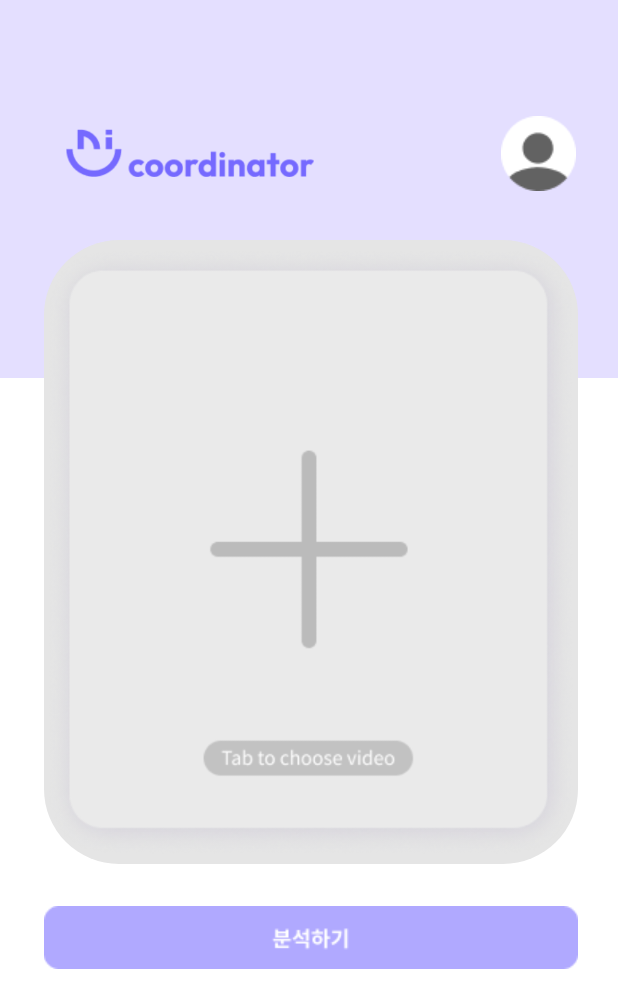
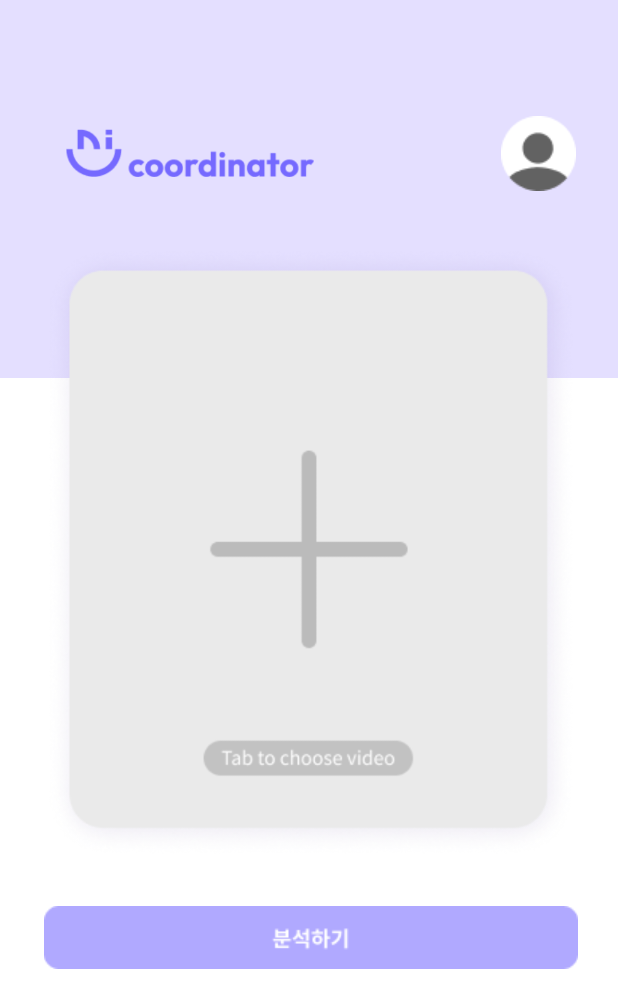
Before and after one commit to AICoordinator/Frond-end, an Android app: the SelectActivity screen opened directly, with no data from a screen before it, on a phone screen of 412 x 824 dp. Shown: the top 1008 px of the screen. Run offline under Robolectric (Android 15) with nearby library versions, the phone set to English and light mode, and no system bars; libraries missing offline, so code that uses them is left out: com.gun0912.tedpermission.

Commit message:
complete improve design except signup and profile

```diff
--- a/app/src/main/java/com/example/frontapp/Activity/SelectActivity.java
+++ b/app/src/main/java/com/example/frontapp/Activity/SelectActivity.java
@@ -39,7 +39,7 @@ public class SelectActivity extends AppCompatActivity {
         selectBtn = (ImageView)findViewById(R.id.selectBtn);
         profileBtn = (ImageView)findViewById(R.id.profileBtn);
 
-        //업로드 버튼
+        //사진 선택 버튼
         selectBtn.setOnClickListener(new View.OnClickListener() {
             @Override
             public void onClick(View view) {
@@ -122,6 +122,7 @@ public class SelectActivity extends AppCompatActivity {
 
             selectedVideo = data.getData();
             selectBtn.setImageBitmap(createThumbnail(SelectActivity.this, videoUri.toString()));
+            selectBtn.setBackgroundResource(R.drawable.imageborder);
         }
     }
 
--- a/app/src/main/res/drawable/imageborder.xml
+++ b/app/src/main/res/drawable/imageborder.xml
@@ -3,8 +3,8 @@
 <selector xmlns:android="http://schemas.android.com/apk/res/android">
     <item>
         <shape android:shape="rectangle">
-            <corners android:radius="50dp"/>
-            <solid android:color="#e5e5e5"/>
+            <corners android:radius="40dp"/>
+            <solid android:color="#eaeaea"/>
         </shape>
     </item>
 </selector>
--- a/app/src/main/res/layout/activity_login.xml
+++ b/app/src/main/res/layout/activity_login.xml
@@ -31,7 +31,6 @@
                 android:inputType="textEmailAddress"
                 android:ems="10"
                 android:id="@+id/emailTextView" android:minHeight="23dp"
-                android:hint="Email을 입력하세요"
                 android:textColor="#000000" android:textColorHint="#979797"
                 android:textSize="16sp"
                 app:layout_constraintStart_toStartOf="parent"
@@ -70,7 +69,6 @@
                 android:inputType="textPassword"
                 android:ems="10"
                 android:id="@+id/passwordTextView" android:minHeight="23dp"
-                android:hint="비밀번호를 입력하세요"
                 android:textColor="#000000" android:textColorHint="#979797"
                 android:textSize="16dp"
                 app:layout_constraintStart_toStartOf="parent"
--- a/app/src/main/res/layout/activity_select.xml
+++ b/app/src/main/res/layout/activity_select.xml
@@ -22,7 +22,7 @@
     </androidx.constraintlayout.widget.ConstraintLayout>
 
     <ImageView android:id="@+id/selectBtn" android:layout_width="356dp" android:layout_height="416dp" android:src="@drawable/selectvideo"
-               app:layout_constraintTop_toTopOf="parent" app:layout_constraintStart_toStartOf="parent" android:background="@drawable/imageborder"
+               app:layout_constraintTop_toTopOf="parent" app:layout_constraintStart_toStartOf="parent"
                android:layout_marginStart="29dp" android:layout_marginTop="160dp"/>
     <ImageView android:id="@+id/uploadBtn" android:layout_width="356dp" android:layout_height="42dp" app:layout_constraintTop_toTopOf="parent"
                app:layout_constraintStart_toStartOf="parent" android:layout_marginStart="29dp"
```
Also changed, not shown: app/src/main/java/com/example/frontapp/Activity/LoadingActivity.java (+13 -6 lines), app/src/main/res/layout/activity_loading.xml (+24 -5 lines), app/src/main/res/drawable/plus.png (added).
